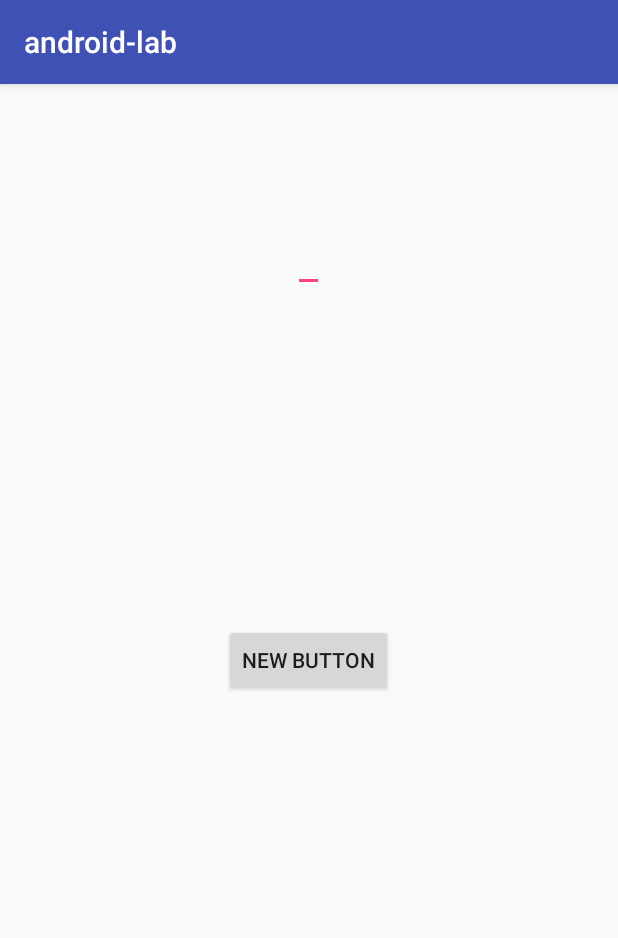
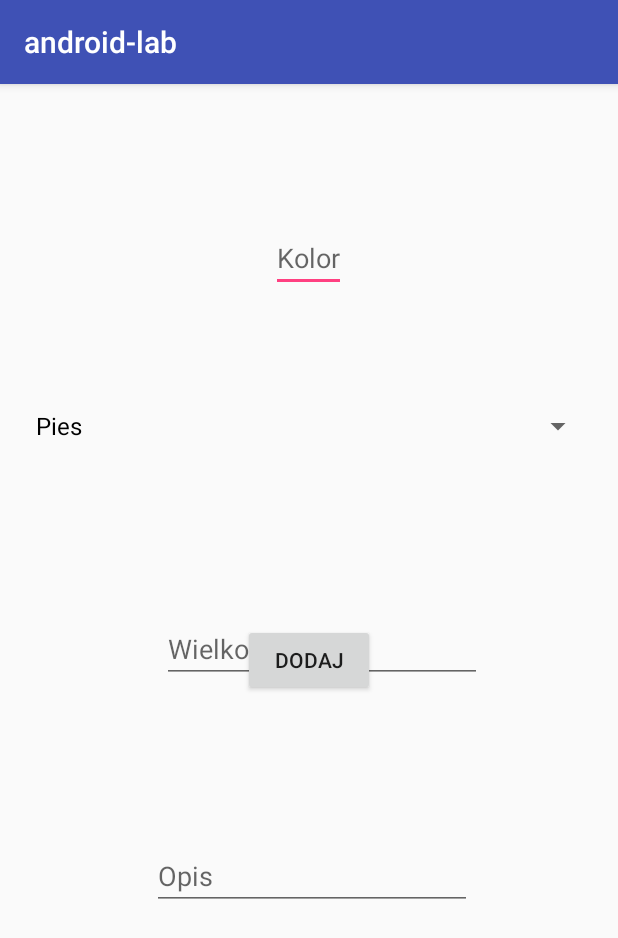
Before and after one commit to szymmirr/android-lab4, an Android app: the screen it shows after launch (DodajWpis), after a tap on "Nowy", on a phone screen of 412 x 824 dp. Shown: the top 938 px of the screen. Run offline under Robolectric (Android 15) with nearby library versions, the phone set to English and light mode, and no system bars.

Commit message:
adding, modifying and deleting works
nice

```diff
--- a/app/src/main/java/com/example/student/android_lab/DodajWpis.java
+++ b/app/src/main/java/com/example/student/android_lab/DodajWpis.java
@@ -4,24 +4,73 @@ import android.content.Intent;
 import android.support.v7.app.AppCompatActivity;
 import android.os.Bundle;
 import android.view.View;
+import android.widget.ArrayAdapter;
 import android.widget.EditText;
+import android.widget.Spinner;
 
 public class DodajWpis extends AppCompatActivity {
+
+    private int modyfi_id;
 
     @Override
     protected void onCreate(Bundle savedInstanceState) {
         super.onCreate(savedInstanceState);
         setContentView(R.layout.activity_dodaj_wpis);
+
+        ArrayAdapter gatunki = new ArrayAdapter(
+                this,
+                android.R.layout.simple_spinner_dropdown_item,
+                new String[] {"Pies", "Kot", "Rybki"});
+        Spinner gatunek = (Spinner) findViewById
+                (R.id.gatunek);
+        gatunek.setAdapter(gatunki);
+
+        Bundle extras = getIntent().getExtras();
+        try {
+            if(extras.getSerializable("element") !=
+                    null) {
+                Animal zwierz = (Animal)
+                        extras.getSerializable("element");
+
+                EditText kolor = (EditText)
+                        findViewById(R.id.kolor);
+                EditText wielkosc = (EditText)
+                        findViewById(R.id.wielkosc);
+                EditText opis = (EditText)
+                        findViewById(R.id.opis);
+
+                kolor.setText(zwierz.getKolor());
+                wielkosc.setText(
+                        Float.toString(zwierz.getWielkosc()));
+                opis.setText(zwierz.getOpis());
+
+                this.modyfi_id=zwierz.getId();
+            }
+        }catch(Exception ex) {
+            this.modyfi_id=0;
+        }
     }
 
     public void wyslij (View view)
     {
-        EditText kontrolka =
-                (EditText)findViewById(R.id.editText);
-        String pole =
-                kontrolka.getText().toString();
+        EditText kolor = (EditText) findViewById
+                (R.id.kolor);
+        EditText wielkosc = (EditText)
+                findViewById (R.id.wielkosc);
+        EditText opis = (EditText) findViewById
+                (R.id.opis);
+        Spinner gatunek = (Spinner) findViewById
+                (R.id.gatunek);
+
+        Animal zwierze = new Animal(
+                gatunek.getSelectedItem().toString(),
+                kolor.getText().toString(),
+                Float.valueOf(wielkosc.getText().toString()),
+                opis.getText().toString()
+        );
+        zwierze.setId(this.modyfi_id);
         Intent intencja = new Intent();
-        intencja.putExtra("wpis", pole);
+        intencja.putExtra("nowy", zwierze);
         setResult(RESULT_OK, intencja);
         finish();
     }
--- a/app/src/main/java/com/example/student/android_lab/MainActivity.java
+++ b/app/src/main/java/com/example/student/android_lab/MainActivity.java
@@ -1,15 +1,23 @@
 package com.example.student.android_lab;
 
-import android.content.Context;
+import android.app.AlertDialog;
+import android.content.DialogInterface;
 import android.content.Intent;
 import android.support.v7.app.AppCompatActivity;
 import android.os.Bundle;
 import android.view.Menu;
 import android.view.MenuInflater;
 import android.view.MenuItem;
+import android.view.View;
+import android.widget.ArrayAdapter;
+import android.widget.AdapterView;
 import android.widget.ArrayAdapter;
 import android.widget.ListView;
 import android.widget.SimpleCursorAdapter;
+import android.widget.TextView;
+import android.widget.ListView;
+import android.widget.Toast;
+
 
 import java.util.ArrayList;
 import java.util.Arrays;
@@ -18,38 +26,100 @@ public class MainActivity extends AppCompatActivity {
 
     private ArrayList<String> target;
     private SimpleCursorAdapter adapter;
+    private sql db = new sql(this);
+
+    private void confirmDialog() {
+        new AlertDialog.Builder(this)
+                .setTitle("Title")
+                .setMessage("Do you really want to whatever?")
+                .setIcon(android.R.drawable.ic_dialog_alert)
+                .setPositiveButton(android.R.string.yes, new DialogInterface.OnClickListener() {
+
+                    public void onClick(DialogInterface dialog, int whichButton) {
+                        Toast.makeText(MainActivity.this, "Yaay", Toast.LENGTH_SHORT).show();
+                    }})
+                .setNegativeButton(android.R.string.no, null).show();
+    }
 
     @Override
     protected void onCreate(Bundle savedInstanceState) {
         super.onCreate(savedInstanceState);
         setContentView(R.layout.activity_main);
 
-        String[] values = new String[] { "Pies",
-                "Kot", "Koń", "Gołąb", "Kruk", "Dzik", "Karp",
-                "Osioł", "Chomik", "Mysz", "Jeż", "Kraluch" };
+        String[] values = new String[] {"Pies", "Kot", "Koń",
+                "Gołąb", "Kruk", "Dzik", "Karp", "Dzik"};
         this.target = new ArrayList<String>();
         this.target.addAll(Arrays.asList(values));
-        sql db = new sql(this);
-        this.adapter = new SimpleCursorAdapter(
-                this,
-                android.R.layout.simple_list_item_2,
-                db.lista(),
-                new String[] {"_id", "gatunek"},
-                new int[] {android.R.id.text1,
-                        android.R.id.text2},
+        this.adapter = new SimpleCursorAdapter(this, android.R.layout.simple_list_item_2,
+                db.lista(), new String[] {"_id", "gatunek"},
+                new int[] {android.R.id.text1, android.R.id.text2},
+                SimpleCursorAdapter.IGNORE_ITEM_VIEW_TYPE);
+        ListView listview = (ListView) findViewById(R.id.listView);
+        listview.setAdapter(this.adapter);
 
-                SimpleCursorAdapter.IGNORE_ITEM_VIEW_TYPE
-        );
+        listview.setOnItemClickListener(new AdapterView.OnItemClickListener()
+        {
+            @Override
+            public void onItemClick(AdapterView<?>adapter, View view, int pos, long id)
+            {
+                TextView name = (TextView) view.findViewById(android.R.id.text1);
+                Animal zwierz = db.pobierz(Integer.parseInt(name.getText().toString()));
+                Intent intencja = new Intent(getApplicationContext(),
+                        DodajWpis.class);
+                intencja.putExtra("element", zwierz);
+                startActivityForResult(intencja,2);
+            }
+        });
+
+        listview.setOnItemLongClickListener(new AdapterView.OnItemLongClickListener()
+        {
+            @Override
+            public boolean onItemLongClick(AdapterView<?>parent, View view, int position, long id)
+            {
+                TextView name = (TextView) view.findViewById(android.R.id.text1);
+                Animal zwierz = db.pobierz(Integer.parseInt(name.getText().toString()));
+                Intent intencja = new Intent(getApplicationContext(),
+                        DodajWpis.class);
+                intencja.putExtra("element", zwierz);
+
+                //confirmDialog();
+
+                db.usun(String.valueOf(zwierz.getId()));
+                adapter.changeCursor(db.lista());
+                adapter.notifyDataSetChanged();
+                return true;
+            }
+        });
 
 
 
+        /*listview.setOnItemLongClickListener(new
+            AdapterView.OnItemLongClickListener() {
+                @Override
+                public boolean
+                onItemLongClick(AdapterView<?> parent, View view, int position, long id) {
+                    TextView name = (TextView)
+                            view.findViewById(android.R.id.text1);
+                    //SQLiteDatabase db = this.getReadableDatabase();
+                    Animal zwierz = db.pobierz(Integer.parseInt
+                            (name.getText().toString()));
+                    Intent intencja = new
+                            Intent(getApplicationContext(),
+                            DodajWpis.class);
+                    intencja.putExtra("element", zwierz);
+                    startActivityForResult(intencja, 3);
+                    return true;
+                }
+            });*/
 
-        ListView listview = (ListView) findViewById(
-                R.id.listView );
-        listview.setAdapter(this.adapter);
     }
 
-    @Override
+    public void nowyWpis(MenuItem mi)
+    {
+        Intent intencja = new Intent(this, DodajWpis.class);
+        startActivityForResult(intencja, 1);
+    }
+
     public boolean onCreateOptionsMenu(Menu menu)
     {
         MenuInflater inflater = getMenuInflater();
@@ -57,25 +127,32 @@ public class MainActivity extends AppCompatActivity {
         return true;
     }
 
-    public void nowyWpis(MenuItem mi)
-    {
-        Intent intencja = new Intent(this,
-                DodajWpis.class);
-        startActivityForResult(intencja, 1);
-    }
-
     @Override
-    protected void onActivityResult(
-            int requestCode, int resultCode, Intent data)
+    protected void onActivityResult(int requestCode, int resultCode, Intent data)
     {
         if(requestCode==1 && resultCode==RESULT_OK)
         {
             Bundle extras = data.getExtras();
-            String nowy = (String)extras.get("wpis");
-            target.add(nowy);
+            Animal nowy = (Animal) (extras.getSerializable("nowy"));
+            this.db.dodaj(nowy);
+            adapter.changeCursor(db.lista());
+            adapter.notifyDataSetChanged();
+        }
+        else if(requestCode==2 && resultCode==RESULT_OK)
+        {
+            Bundle extras = data.getExtras();
+            Animal nowy = (Animal) (extras.getSerializable("nowy"));
+            this.db.aktualizuj(nowy);
+            adapter.changeCursor(db.lista());
+            adapter.notifyDataSetChanged();
+        }
+        if(requestCode==3 && resultCode==RESULT_OK)
+        {
+            Bundle extras = data.getExtras();
+            Animal nowy = (Animal)extras.getSerializable("nowy");
+            //this.db.usun(nowy);
+            adapter.changeCursor(db.lista());
             adapter.notifyDataSetChanged();
         }
     }
-
-
 }
--- a/app/src/main/res/layout/activity_dodaj_wpis.xml
+++ b/app/src/main/res/layout/activity_dodaj_wpis.xml
@@ -11,19 +11,52 @@
 
 
     <EditText
+        android:id="@+id/kolor"
         android:layout_width="wrap_content"
         android:layout_height="wrap_content"
-        android:id="@+id/editText"
         android:layout_alignParentTop="true"
         android:layout_centerHorizontal="true"
-        android:layout_marginTop="77dp" />
+        android:layout_marginTop="77dp"
+        android:hint="Kolor" />
 
     <Button
         android:layout_width="wrap_content"
         android:layout_height="wrap_content"
-        android:text="New Button"
+        android:text="Dodaj"
         android:id="@+id/button"
         android:layout_centerVertical="true"
         android:layout_centerHorizontal="true"
         android:onClick="wyslij"/>
+
+    <Spinner
+        android:id="@+id/gatunek"
+        android:layout_width="match_parent"
+        android:layout_height="wrap_content"
+        android:layout_alignParentStart="true"
+        android:layout_alignParentTop="true"
+        android:layout_marginTop="188dp" />
+
+    <EditText
+        android:id="@+id/wielkosc"
+        android:layout_width="wrap_content"
+        android:layout_height="wrap_content"
+        android:layout_alignParentStart="true"
+        android:layout_alignParentTop="true"
+        android:layout_marginStart="92dp"
+        android:layout_marginTop="338dp"
+        android:ems="10"
+        android:inputType="textPersonName"
+        android:hint="Wielkosc" />
+
+    <EditText
+        android:id="@+id/opis"
+        android:layout_width="wrap_content"
+        android:layout_height="wrap_content"
+        android:layout_alignParentStart="true"
+        android:layout_alignParentTop="true"
+        android:layout_marginStart="85dp"
+        android:layout_marginTop="489dp"
+        android:ems="10"
+        android:inputType="textPersonName"
+        android:hint="Opis" />
 </RelativeLayout>
```
